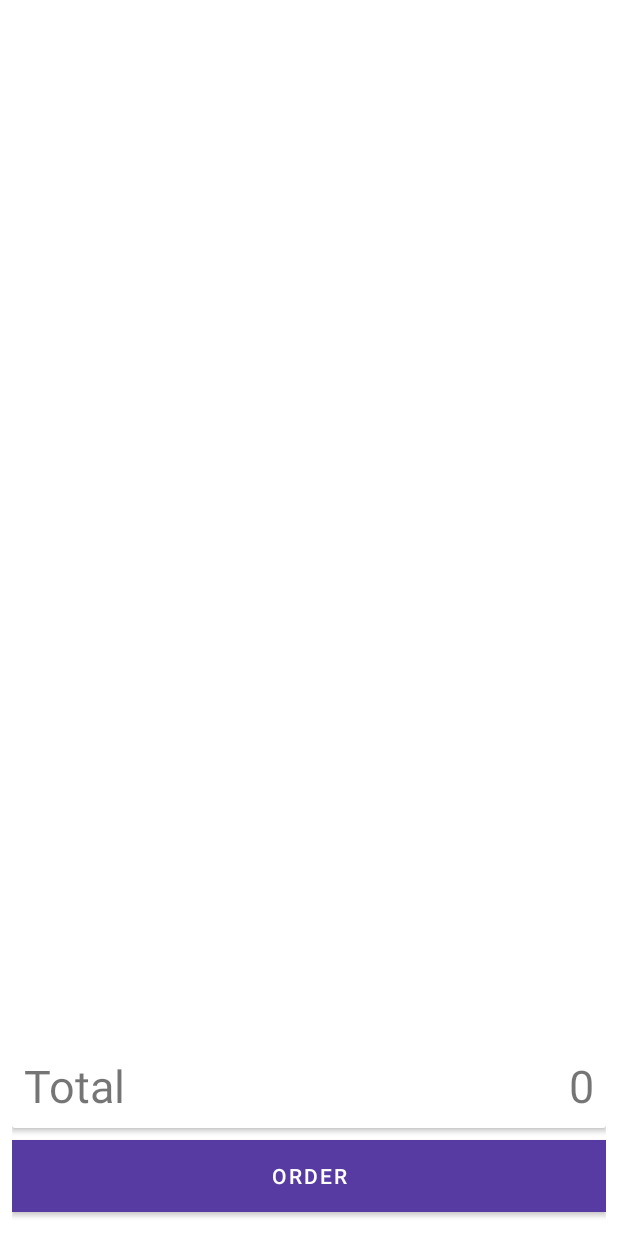
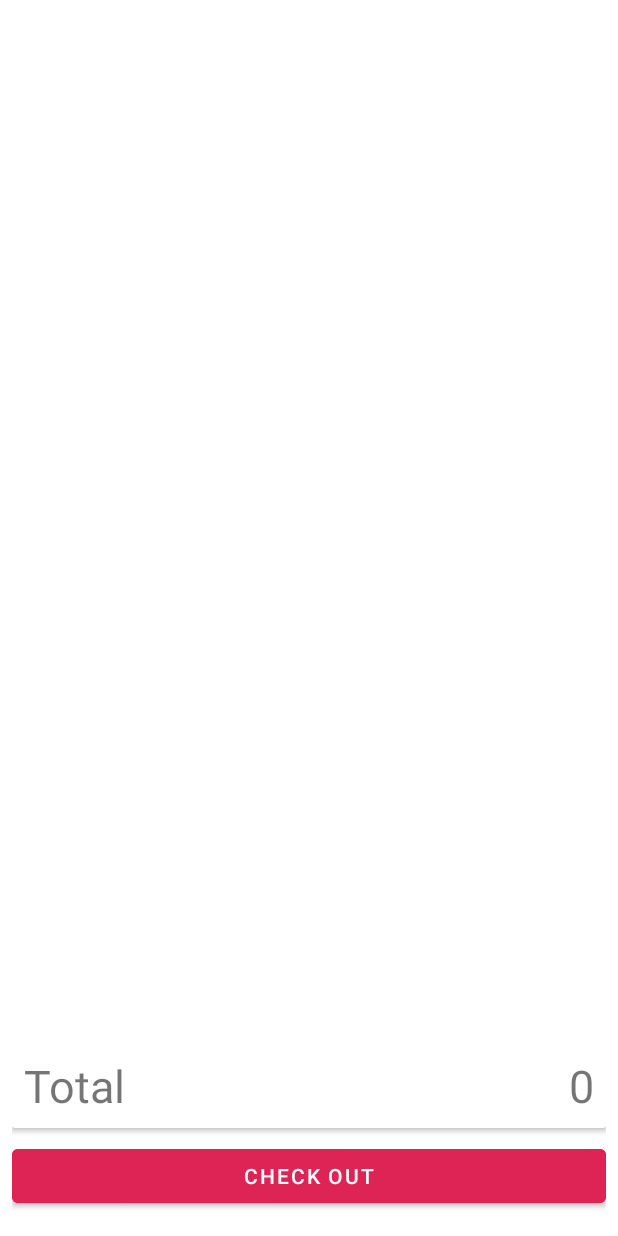
Before and after one commit to tohuyendieu/android, an Android app: the CartActivity screen opened directly, with no data from a screen before it, on a phone screen of 412 x 824 dp. Run offline under Robolectric (Android 15) with nearby library versions, the phone set to English and light mode, and no system bars.

Commit message:
resolve conflict colors.xml

```diff
--- a/app/src/main/res/layout/activity_cart.xml
+++ b/app/src/main/res/layout/activity_cart.xml
@@ -63,13 +63,13 @@
         </androidx.cardview.widget.CardView>
 
         <Button
-            android:id="@+id/btn_order"
-            android:text="Order"
-            android:textColor="@color/white"
+            android:id="@+id/btn_checkout"
+            android:layout_width="match_parent"
+            android:layout_height="wrap_content"
             android:layout_marginTop="8dp"
             android:layout_marginBottom="8dp"
-            android:background="@color/primary_color"
-            android:layout_width="match_parent"
-            android:layout_height="wrap_content"/>
+            android:backgroundTint="@color/btn_checkout_color"
+            android:text="Check out"
+            android:textColor="@color/white" />
     </LinearLayout>
 </RelativeLayout>
--- a/app/src/main/res/layout/row_item_cart.xml
+++ b/app/src/main/res/layout/row_item_cart.xml
@@ -66,7 +66,10 @@
         android:layout_height="41dp"
         android:layout_marginStart="220dp"
         android:layout_marginBottom="24dp"
-        android:text="X"
+        android:backgroundTint="@color/btn_checkout_color"
+        android:text=""
+        app:icon="@android:drawable/ic_menu_delete"
+        app:iconPadding="5dp"
         app:layout_constraintBottom_toBottomOf="@+id/imv_line"
         app:layout_constraintStart_toEndOf="@+id/imv_avatar" />
 
--- a/app/src/main/res/values/colors.xml
+++ b/app/src/main/res/values/colors.xml
@@ -11,4 +11,5 @@
     <color name="important_button_color">#de2454</color>
     <color name="primary_color">#573ba3</color>
     <color name="sub_primary_color">#4F2FA5</color>
+    <color name="btn_checkout_color">#de2454</color>
 </resources>
```
